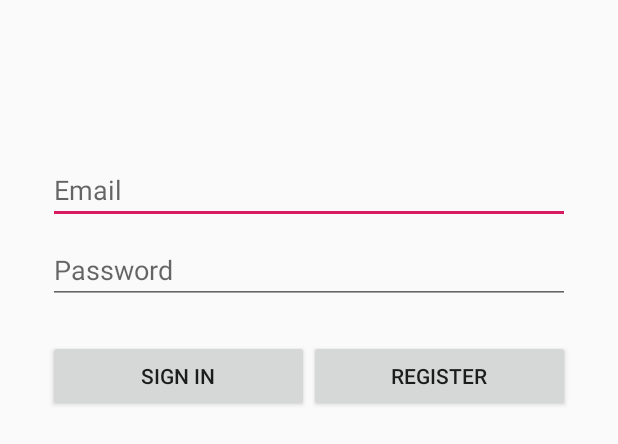
After one commit to kmhamasaki/TutorSearcher, an Android app: the layout activity_login.xml on its own in the app's theme, with its tools: preview values and no code run, on a phone screen of 412 x 824 dp. The commit adds this screen. Shown: the top 444 px of the screen. Run offline under Robolectric (Android 15) with nearby library versions, the phone set to English and light mode, and no system bars.

Commit message:
login activity created

```diff
--- /dev/null
+++ b/TutorSearcherAndroid/app/src/main/java/com/example/tutorsearcherandroid/LoginActivity.java
@@ -0,0 +1,14 @@
+package com.example.tutorsearcherandroid;
+
+import androidx.appcompat.app.AppCompatActivity;
+
+import android.os.Bundle;
+
+public class LoginActivity extends AppCompatActivity {
+
+    @Override
+    protected void onCreate(Bundle savedInstanceState) {
+        super.onCreate(savedInstanceState);
+        setContentView(R.layout.activity_login);
+    }
+}
--- /dev/null
+++ b/TutorSearcherAndroid/app/src/main/res/layout/activity_login.xml
@@ -0,0 +1,90 @@
+<?xml version="1.0" encoding="utf-8"?>
+<androidx.constraintlayout.widget.ConstraintLayout xmlns:android="http://schemas.android.com/apk/res/android"
+    xmlns:app="http://schemas.android.com/apk/res-auto"
+    xmlns:tools="http://schemas.android.com/tools"
+    android:id="@+id/container"
+    android:layout_width="match_parent"
+    android:layout_height="match_parent"
+    android:paddingLeft="@dimen/activity_horizontal_margin"
+    android:paddingTop="@dimen/activity_vertical_margin"
+    android:paddingRight="@dimen/activity_horizontal_margin"
+    android:paddingBottom="@dimen/activity_vertical_margin"
+    tools:context=".ui.login.LoginActivity">
+
+    <EditText
+        android:id="@+id/username"
+        android:layout_width="0dp"
+        android:layout_height="wrap_content"
+        android:layout_marginStart="24dp"
+        android:layout_marginTop="96dp"
+        android:layout_marginEnd="24dp"
+
+        android:hint="@string/prompt_email"
+        android:inputType="textEmailAddress"
+        android:selectAllOnFocus="true"
+        app:layout_constraintEnd_toEndOf="parent"
+        app:layout_constraintStart_toStartOf="parent"
+        app:layout_constraintTop_toTopOf="parent" />
+
+    <EditText
+        android:id="@+id/password"
+        android:layout_width="0dp"
+        android:layout_height="wrap_content"
+        android:layout_marginStart="24dp"
+        android:layout_marginTop="8dp"
+        android:layout_marginEnd="24dp"
+
+        android:hint="@string/prompt_password"
+        android:imeActionLabel="@string/action_sign_in_short"
+        android:imeOptions="actionDone"
+        android:inputType="textPassword"
+        android:selectAllOnFocus="true"
+        app:layout_constraintEnd_toEndOf="parent"
+        app:layout_constraintStart_toStartOf="parent"
+        app:layout_constraintTop_toBottomOf="@+id/username" />
+
+    <LinearLayout
+        android:layout_width="match_parent"
+        android:layout_height="wrap_content"
+        android:layout_marginStart="24dp"
+        android:layout_marginLeft="24dp"
+        android:layout_marginTop="24dp"
+        android:layout_marginEnd="24dp"
+        android:layout_marginRight="24dp"
+        android:orientation="horizontal"
+        app:layout_constraintEnd_toEndOf="parent"
+        app:layout_constraintStart_toStartOf="parent"
+        app:layout_constraintTop_toBottomOf="@id/password">
+
+        <Button
+            android:id="@+id/login"
+            android:layout_width="wrap_content"
+            android:layout_height="wrap_content"
+            android:layout_weight="1"
+            android:text="@string/action_sign_in" />
+
+        <Button
+            android:id="@+id/register"
+            android:layout_width="wrap_content"
+            android:layout_height="wrap_content"
+            android:layout_weight="1"
+            android:text="@string/action_register" />
+    </LinearLayout>
+
+    <ProgressBar
+        android:id="@+id/loading"
+        android:layout_width="wrap_content"
+        android:layout_height="wrap_content"
+        android:layout_gravity="center"
+        android:layout_marginStart="32dp"
+        android:layout_marginTop="64dp"
+        android:layout_marginEnd="32dp"
+        android:layout_marginBottom="64dp"
+        android:visibility="gone"
+        app:layout_constraintBottom_toBottomOf="parent"
+        app:layout_constraintEnd_toEndOf="@+id/password"
+        app:layout_constraintStart_toStartOf="@+id/password"
+        app:layout_constraintTop_toTopOf="parent"
+        app:layout_constraintVertical_bias="0.3" />
+
+</androidx.constraintlayout.widget.ConstraintLayout>
--- a/TutorSearcherAndroid/app/src/main/res/values/strings.xml
+++ b/TutorSearcherAndroid/app/src/main/res/values/strings.xml
@@ -2,4 +2,14 @@
     <string name="app_name">Tutor Searcher</string>
     <string name="tutor">Tutor</string>
     <string name="tutee">Tutee</string>
+    <string name="title_activity_sample_login">Sign in</string>
+    <string name="prompt_email">Email</string>
+    <string name="prompt_password">Password</string>
+    <string name="action_sign_in">Sign in</string>
+    <string name="action_register">Register</string>
+    <string name="action_sign_in_short">Sign in</string>
+    <string name="welcome">"Welcome !"</string>
+    <string name="invalid_username">Not a valid username</string>
+    <string name="invalid_password">Password must be >5 characters</string>
+    <string name="login_failed">"Login failed"</string>
 </resources>
```
